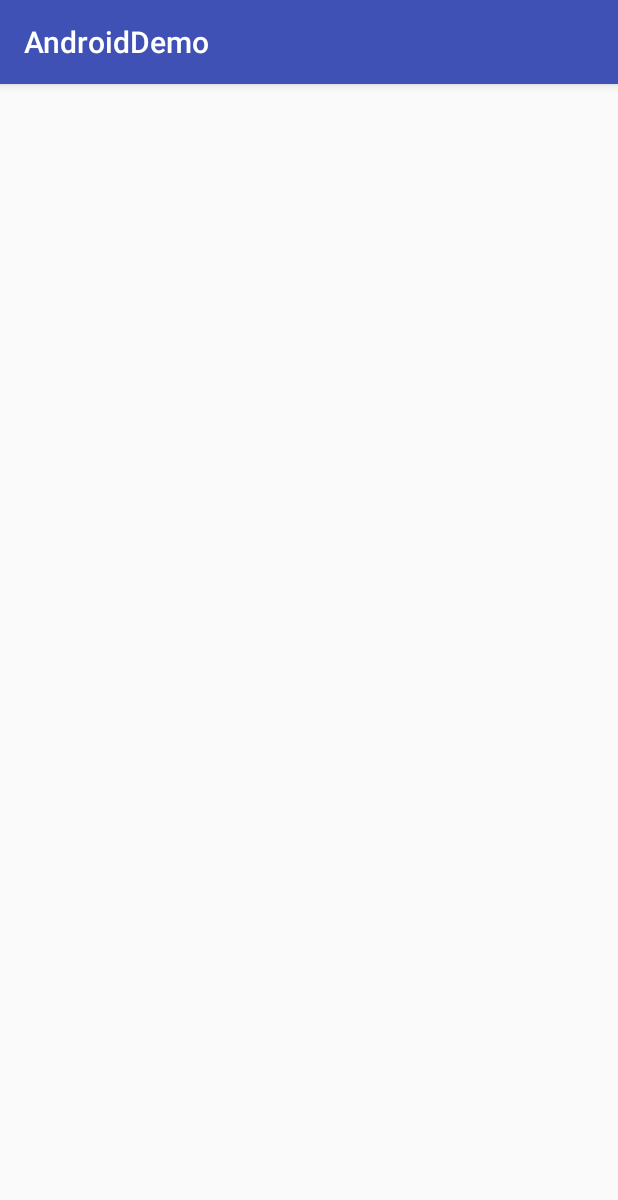
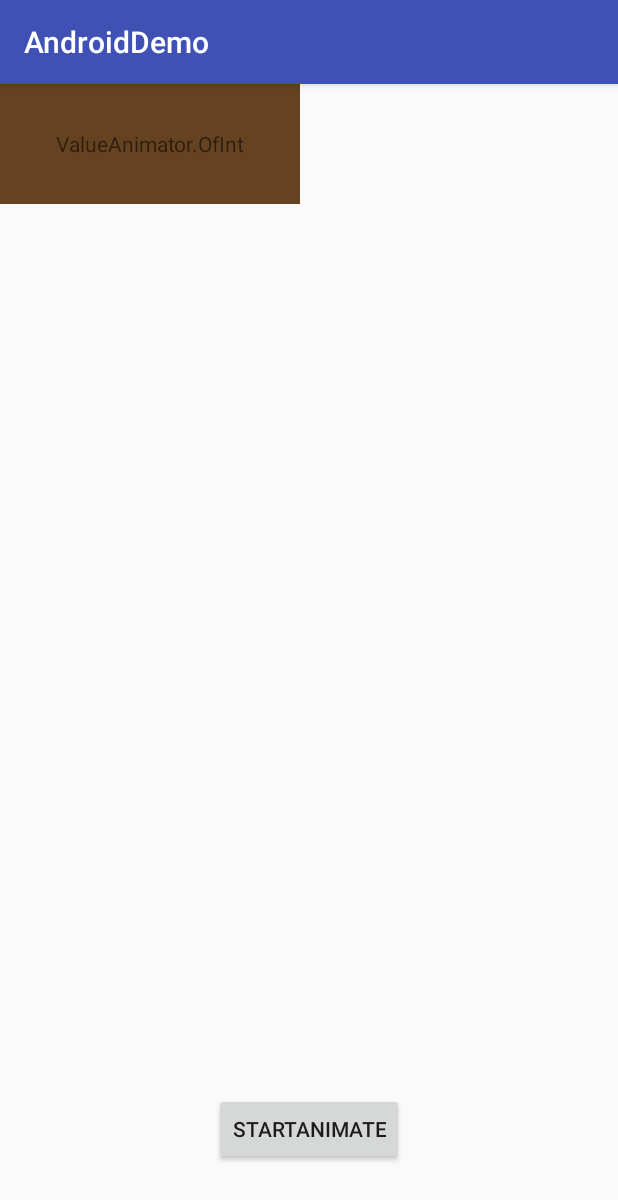
Before and after one commit to gx0609m/AndroidDemo, an Android app: the PropertyAnimationLearningActivity screen opened directly, with no data from a screen before it, on a phone screen of 412 x 824 dp. Shown: the top 1200 px of the screen. Run offline under Robolectric (Android 15) with nearby library versions, the phone set to English and light mode, and no system bars.

Commit message:
propertyanimation

```diff
--- a/app/src/main/java/com/example/administrator/androiddemo/animation/propertyanimation/PropertyAnimationLearningActivity.java
+++ b/app/src/main/java/com/example/administrator/androiddemo/animation/propertyanimation/PropertyAnimationLearningActivity.java
@@ -1,7 +1,15 @@
 package com.example.administrator.androiddemo.animation.propertyanimation;
 
+import android.animation.Animator;
+import android.animation.AnimatorInflater;
+import android.animation.AnimatorListenerAdapter;
+import android.animation.ValueAnimator;
 import android.os.Bundle;
 import android.support.annotation.Nullable;
+import android.util.Log;
+import android.view.View;
+import android.widget.Button;
+import android.widget.TextView;
 
 import com.example.administrator.androiddemo.R;
 import com.example.administrator.androiddemo.base.BaseActivity;
@@ -12,11 +20,115 @@ import com.example.administrator.androiddemo.base.BaseActivity;
  * Created by gx on 2018/5/11 0011
  */
 
-public class PropertyAnimationLearningActivity extends BaseActivity {
+public class PropertyAnimationLearningActivity extends BaseActivity implements View.OnClickListener {
+
+    private static final String TAG = "PropertyAnimation";
+
+    private TextView valueAnimatorOfInt;
+
+    private Button startAnimate;
 
     @Override
     protected void onCreate(@Nullable Bundle savedInstanceState) {
         super.onCreate(savedInstanceState);
         setContentView(R.layout.activity_propertyanimation_learning);
+
+        initView();
+    }
+
+    /**
+     * ValueAnimator.ofInt(**) Java代码设置 使用介绍
+     * 1.设置动画属性的 初始值 & 结束值；
+     * 2.设置动画的各种播放属性；
+     * 3.将改变的值手动赋值给对象的属性值 ——— 通过动画的更新监听器 AnimatorUpdateListener；
+     * 4.将改变后的值赋给对象的属性值 ——— View.setProperty(currentValue)；
+     * 5.刷新视图，即重新绘制，从而实现动画效果 ——— View.requestLayout()；
+     * 6.启动动画；
+     */
+    private void valueAnimatorWithOfIntByJava() {
+        /*
+         * 1.设置动画属性的 初始值 & 结束值：
+         *     ofInt()作用有两个：
+         *     1>.创建动画实例；
+         *     2>.将传入的多个Int参数进行平滑过渡：
+         *          此处传入0和10,表示将值从0平滑过渡到10；
+         *          如果传入了3个Int参数 a,b,c ,则是先从a平滑过渡到b,再从b平滑过渡到C，以此类推；
+         *          ValueAnimator.ofInt()内置了整型估值器,直接采用默认的，不需要设置，即默认设置了如何从 初始值 过渡到 结束值；
+         */
+        ValueAnimator valueAnimator = ValueAnimator.ofInt(0, 10);
+        /*
+         * 2.设置动画的各种播放属性：
+         */
+        valueAnimator.setDuration(1000);                        // 设置动画运行的时长
+        valueAnimator.setStartDelay(500);                       // 设置动画延迟播放时间
+        valueAnimator.setRepeatCount(0);                        // 设置动画重复播放次数 = 重放次数+1，动画播放次数 = infinite 时,动画无限重复
+        valueAnimator.setRepeatMode(ValueAnimator.RESTART);     // 设置重复播放动画模式，ValueAnimator.RESTART(默认):正序播放；ValueAnimator.REVERSE:倒序回放
+        /*
+         * 3.将改变的值手动赋值给对象的属性值 ——— 通过动画的更新监听器 AnimatorUpdateListener；
+         */
+        valueAnimator.addUpdateListener(new ValueAnimator.AnimatorUpdateListener() {
+            @Override
+            public void onAnimationUpdate(ValueAnimator animation) {
+                int currentValue = (Integer) animation.getAnimatedValue();  // 获得改变后的值
+                Log.d(TAG, currentValue + "");                              // 输出改变后的值
+                /*
+                 * 4.将改变后的值赋给对象的属性值 ——— View.setProperty(currentValue)
+                 */
+                valueAnimatorOfInt.setTextSize(currentValue);
+                /*
+                 * 5.刷新视图，即重新绘制，从而实现动画效果 ——— View.requestLayout()
+                 */
+                valueAnimatorOfInt.requestLayout();
+            }
+        });
+        /*
+         * 6.启动动画
+         */
+        valueAnimator.start();
+    }
+
+    /**
+     * ValueAnimator.ofInt(**) XML代码设置 使用介绍
+     * 1.载入XML动画；
+     * 2.设置动画对象；
+     * 3.启动动画；
+     */
+    private void valueAnimatorWithOfIntByXml() {
+        /*
+         * 1.载入XML动画
+         */
+        Animator animator = AnimatorInflater.loadAnimator(this, R.animator.value_animation_ofint);
+        /*
+         * 2.设置动画对象
+         */
+        animator.setTarget(valueAnimatorOfInt);
+        /*
+         * 3.启动动画
+         */
+        animator.start();
+    }
+
+    /**
+     * ValueAnimator.ofObject(**) 使用介绍（只有 Java代码设置 方式）
+     */
+    private void valueAnimatorWithOfObject(){
+
+    }
+
+    @Override
+    public void onClick(View v) {
+        switch (v.getId()) {
+            case R.id.startAnimate:
+//                valueAnimatorWithOfIntByJava();
+                valueAnimatorWithOfIntByXml();
+                break;
+        }
+    }
+
+    private void initView() {
+        valueAnimatorOfInt = (TextView) findViewById(R.id.valueAnimatorOfInt);
+
+        startAnimate = (Button) findViewById(R.id.startAnimate);
+        startAnimate.setOnClickListener(this);
     }
 }
--- a/app/src/main/java/com/example/administrator/androiddemo/animation/tweenanimation/AnimationListenerLearningActivity.java
+++ b/app/src/main/java/com/example/administrator/androiddemo/animation/tweenanimation/AnimationListenerLearningActivity.java
@@ -44,6 +44,7 @@ public class AnimationListenerLearningActivity extends BaseActivity {
          * 注意：
          *      这里是通过 AnimationListener接口，但它会强制实现它的三个方法；
          *      我们可以通过 AnimatorListenerAdapter 来解决 实现接口繁琐 的问题 ——— 未验证；
+         *      （Animator.addListener(new AnimatorListenerAdapter() {...}）
          */
         translateAnimation.setAnimationListener(new Animation.AnimationListener() {
             @Override
--- /dev/null
+++ b/app/src/main/res/animator/value_animation_ofint.xml
@@ -0,0 +1,34 @@
+<?xml version="1.0" encoding="utf-8"?>
+<!-- ValueAnimator采用 <animator> 标签 -->
+
+<animator xmlns:android="http://schemas.android.com/apk/res/android"
+    android:delay="500"
+    android:duration="3000"
+    android:fillAfter="false"
+    android:fillBefore="true"
+    android:fillEnabled="true"
+    android:interpolator="@android:anim/overshoot_interpolator"
+    android:repeatCount="0"
+    android:repeatMode="restart"
+    android:startOffset="1000"
+    android:valueFrom="0"
+    android:valueTo="10"
+    android:valueType="intType">
+
+    <!--
+    android:valueFrom="0"           // 初始值
+    android:valueTo="10"            // 结束值
+    android:valueType="intType"     // 变化值类型 ：floatType & intType
+    android:delay="500"             // 延时执行
+
+    android:duration="3000"         // 动画持续时间（ms），必须设置，动画才有效果
+    android:startOffset ="1000"     // 动画延迟开始时间（ms）
+    android:fillBefore = “true”     // 动画播放完后，视图是否会停留在动画开始的状态，默认为true
+    android:fillAfter = “false”     // 动画播放完后，视图是否会停留在动画结束的状态，优先于fillBefore值，默认为false
+    android:fillEnabled= “true”     // 是否应用fillBefore值，对fillAfter值无影响，默认为true
+    android:repeatMode= “restart”   // 选择重复播放动画模式，restart代表正序重放，reverse代表倒序回放，默认为restart|
+    android:repeatCount = “0”       // 重放次数（所以动画的播放次数=重放次数+1），为infinite时无限重复
+    android:interpolator = @[package:]anim/interpolator_resource        // 插值器，即影响动画的播放速度,下面会详细讲
+    -->
+
+</animator>
--- a/app/src/main/res/layout/activity_propertyanimation_learning.xml
+++ b/app/src/main/res/layout/activity_propertyanimation_learning.xml
@@ -1,6 +1,23 @@
 <?xml version="1.0" encoding="utf-8"?>
-<LinearLayout xmlns:android="http://schemas.android.com/apk/res/android"
+<RelativeLayout xmlns:android="http://schemas.android.com/apk/res/android"
     android:layout_width="match_parent"
     android:layout_height="match_parent">
 
-</LinearLayout>
+    <TextView
+        android:id="@+id/valueAnimatorOfInt"
+        android:layout_width="200dp"
+        android:layout_height="80dp"
+        android:background="#654321"
+        android:gravity="center"
+        android:text="ValueAnimator.OfInt" />
+
+    <Button
+        android:id="@+id/startAnimate"
+        android:layout_width="wrap_content"
+        android:layout_height="wrap_content"
+        android:layout_marginBottom="47dp"
+        android:text="StartAnimate"
+        android:layout_alignParentBottom="true"
+        android:layout_centerHorizontal="true" />
+
+</RelativeLayout>
```
Also changed, not shown: app/src/main/java/com/example/administrator/androiddemo/animation/propertyanimation/PointEvaluator.java (added, +35 -0 lines), app/src/main/java/com/example/administrator/androiddemo/model/object/Point.java (added, +27 -0 lines), app/src/main/res/flowchart/property_animation.png (added), app/src/main/res/flowchart/value_animator.png (added), app/src/main/res/flowchart/value_animator_ofFloat.png (added), app/src/main/res/flowchart/value_animator_ofInt.png (added), app/src/main/res/flowchart/value_animator_ofObject.png (added), 1 other file.
